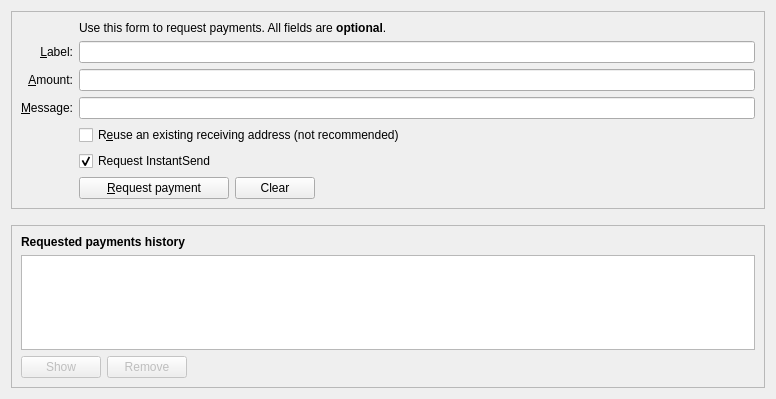
Above: src/qt/forms/receivecoinsdialog.ui from bee-group/beenode before the change. Below: the same form after it.
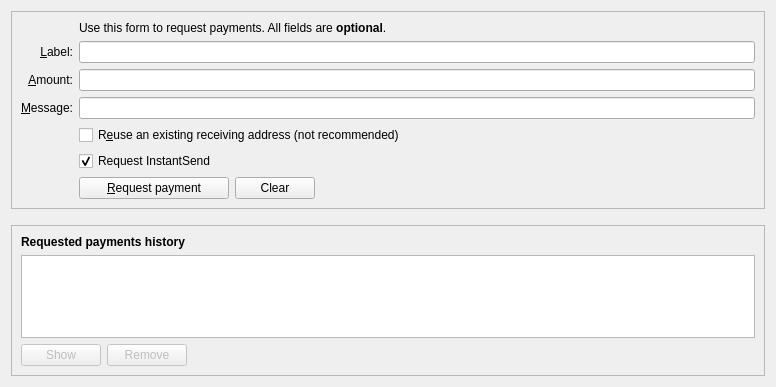
That is the form after the change. Custom widgets are drawn as their Qt base class.

Patch:
```diff
--- a/src/qt/forms/receivecoinsdialog.ui
+++ b/src/qt/forms/receivecoinsdialog.ui
@@ -7,7 +7,7 @@
     <x>0</x>
     <y>0</y>
     <width>776</width>
-    <height>399</height>
+    <height>387</height>
    </rect>
   </property>
   <property name="autoFillBackground">
```
Left out of the diff: 4 changed lines with no effect on the pictures.
